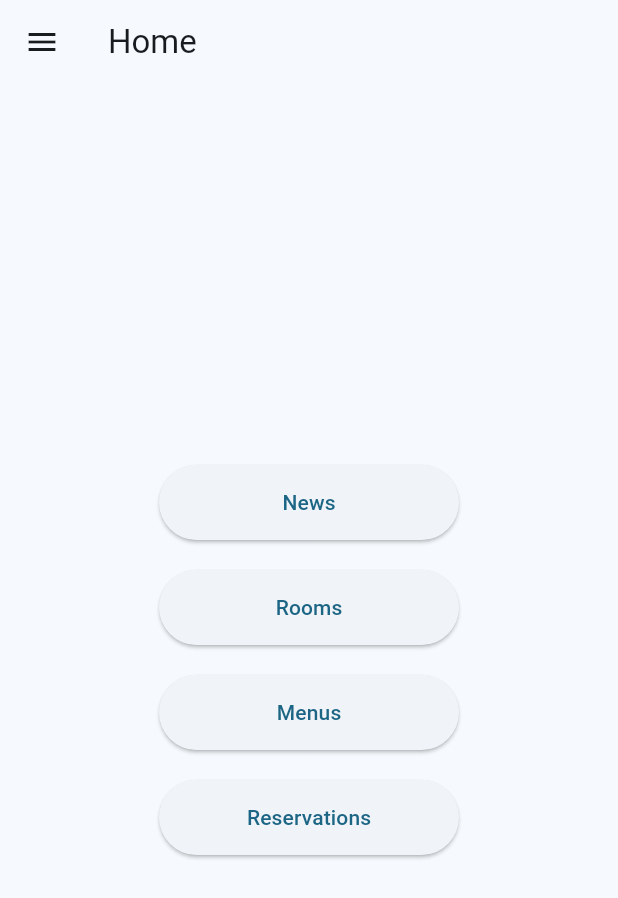
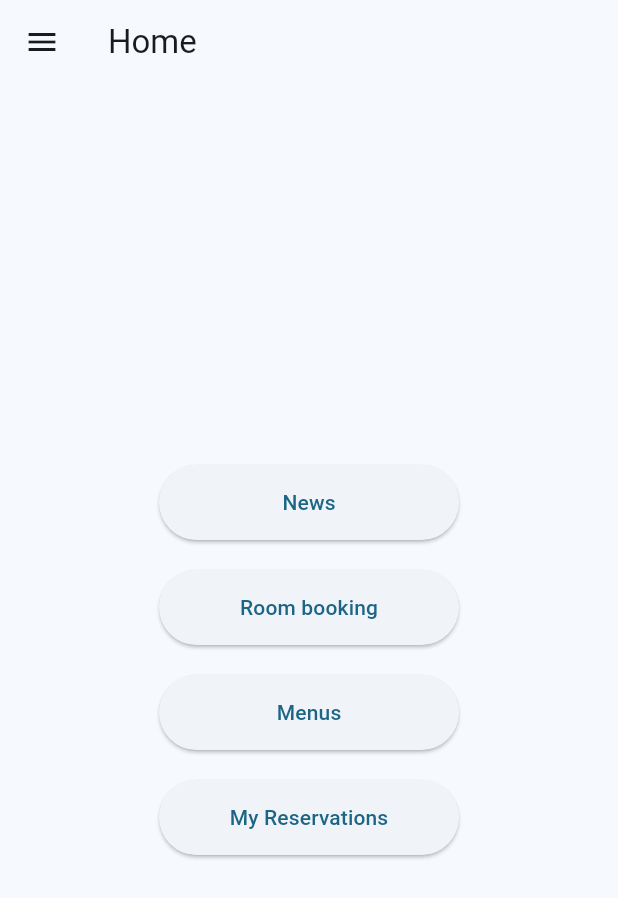
Before and after one commit to AlDal0/heat2, a Flutter app: the Accueil screen opened by its route, on a phone screen of 412 x 824 dp. Shown: the top 898 px of the screen. Run offline on Flutter 3.47's test engine with Material 3 defaults, Android fonts, the phone set to English and light mode, and no system bars; our stand-ins replace cached_network_image, carousel_slider, cloud_firestore, email_validator, firebase_auth, firebase_core and 3 more; accounts and stored records are empty.

Commit message:
change text in menu

```diff
--- a/lib/home.dart
+++ b/lib/home.dart
@@ -42,7 +42,7 @@ class Accueil extends StatelessWidget {
                   MaterialPageRoute(builder: (context) => const ResaRoomHome()),
                 );
               },
-              child: const Text('Rooms'),
+              child: const Text('Room booking'),
             ),
             const SizedBox(height: 20),
             ElevatedButton(
@@ -68,7 +68,7 @@ class Accueil extends StatelessWidget {
                   MaterialPageRoute(builder: (context) => const MesReservationsHome()),
                 );
               },
-              child: const Text('Reservations'),
+              child: const Text('My Reservations'),
             ),
           ]
         ),
@@ -106,7 +106,7 @@ class Accueil extends StatelessWidget {
             ),
             ListTile(
               leading: const Icon(Icons.account_box),
-              title: const Text('Reservations'),
+              title: const Text('My Reservations'),
               onTap: () {
                 // Update the state of the app
                 // ...
@@ -125,13 +125,13 @@ class Accueil extends StatelessWidget {
             ),
             ListTile(
               leading: const Icon(Icons.calendar_month),
-              title: const Text('Rooms'),
+              title: const Text('Room booking'),
               onTap: () {
                 // Update the state of the app
                 // ...
                 // Then close the drawer
 
-                Navigator.pushNamed(context, '/rooms');
+                Navigator.pushNamed(context, '/resaRoom');
 
                 //Navigator.pop(context);
               },
--- a/lib/main.dart
+++ b/lib/main.dart
@@ -35,7 +35,7 @@ void main() async {
                 '/login': (context) => const LoginScreen(),
                 '/home': (context) => const Accueil(),
                 '/news': (context) => const Actualite(),
-                '/rooms': (context) => const ResaRoomHome(),
+                '/resaRoom': (context) => const ResaRoomHome(),
                 '/menus': (context) => const ResaRestauration(),
                 '/reservations': (context) => const MesReservationsHome(),
               },
--- a/lib/myReservation.dart
+++ b/lib/myReservation.dart
@@ -58,7 +58,7 @@ class MesReservationsHome extends StatelessWidget {
             ),
             ListTile(
               leading: const Icon(Icons.account_box),
-              title: const Text('Reservations'),
+              title: const Text('My Reservations'),
               onTap: () {
                 // Update the state of the app
                 // ...
@@ -77,13 +77,13 @@ class MesReservationsHome extends StatelessWidget {
             ),
             ListTile(
               leading: const Icon(Icons.calendar_month),
-              title: const Text('Rooms'),
+              title: const Text('Room booking'),
               onTap: () {
                 // Update the state of the app
                 // ...
                 // Then close the drawer
 
-                Navigator.pushNamed(context, '/rooms');
+                Navigator.pushNamed(context, '/resaRoom');
 
                 //Navigator.pop(context);
               },
--- a/lib/news.dart
+++ b/lib/news.dart
@@ -68,7 +68,7 @@ class Actualite extends StatelessWidget {
             ),
             ListTile(
               leading: const Icon(Icons.account_box),
-              title: const Text('Reservations'),
+              title: const Text('My Reservations'),
               onTap: () {
                 // Update the state of the app
                 // ...
@@ -87,13 +87,13 @@ class Actualite extends StatelessWidget {
             ),
             ListTile(
               leading: const Icon(Icons.calendar_month),
-              title: const Text('Rooms'),
+              title: const Text('Room booking'),
               onTap: () {
                 // Update the state of the app
                 // ...
                 // Then close the drawer
 
-                Navigator.pushNamed(context, '/rooms');
+                Navigator.pushNamed(context, '/resaRoom');
 
                 //Navigator.pop(context);
               },
--- a/lib/resaMenu.dart
+++ b/lib/resaMenu.dart
@@ -83,7 +83,7 @@ class ResaRestauration extends StatelessWidget {
             ),
             ListTile(
               leading: const Icon(Icons.account_box),
-              title: const Text('Reservations'),
+              title: const Text('My Reservations'),
               onTap: () {
                 // Update the state of the app
                 // ...
@@ -102,13 +102,13 @@ class ResaRestauration extends StatelessWidget {
             ),
             ListTile(
               leading: const Icon(Icons.calendar_month),
-              title: const Text('Rooms'),
+              title: const Text('Room booking'),
               onTap: () {
                 // Update the state of the app
                 // ...
                 // Then close the drawer
 
-                Navigator.pushNamed(context, '/rooms');
+                Navigator.pushNamed(context, '/resaRoom');
 
                 //Navigator.pop(context);
               },
--- a/lib/resaRoom.dart
+++ b/lib/resaRoom.dart
@@ -275,7 +275,7 @@ class ResaRoomHome extends StatelessWidget {
             ),
             ListTile(
               leading: const Icon(Icons.account_box),
-              title: const Text('Reservations'),
+              title: const Text('My Reservations'),
               onTap: () {
                 // Update the state of the app
                 // ...
@@ -294,13 +294,13 @@ class ResaRoomHome extends StatelessWidget {
             ),
             ListTile(
               leading: const Icon(Icons.calendar_month),
-              title: const Text('Rooms'),
+              title: const Text('Room booking'),
               onTap: () {
                 // Update the state of the app
                 // ...
                 // Then close the drawer
 
-                Navigator.pushNamed(context, '/rooms');
+                Navigator.pushNamed(context, '/resaRoom');
 
                 //Navigator.pop(context);
               },
```
